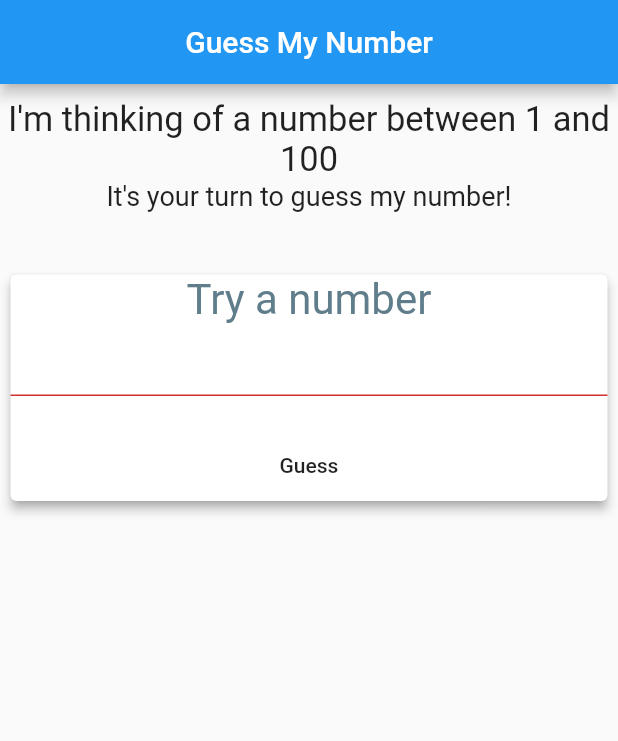
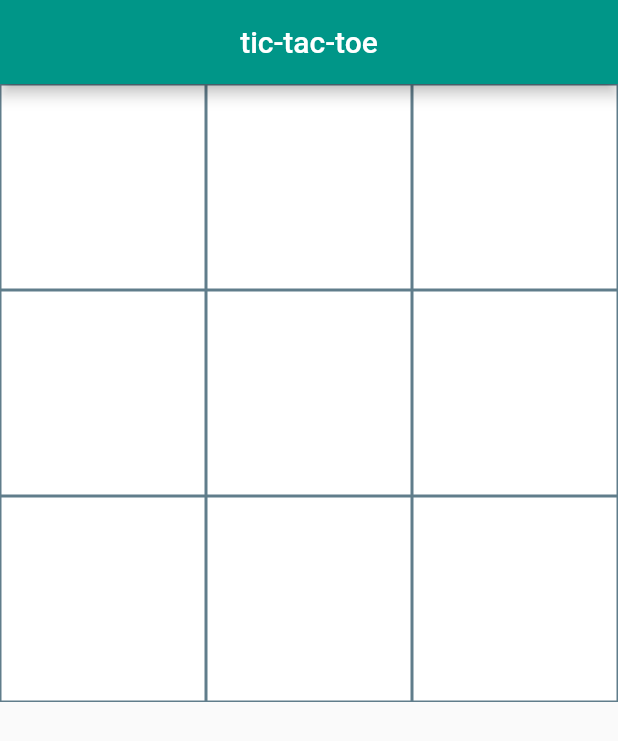
Before and after one commit to claudia-maria-dudau/aplicatie_gad, a Flutter app: the screen it shows after launch, on a phone screen of 412 x 824 dp. Shown: the top 741 px of the screen. Run offline on Flutter 3.47's test engine with Material 2 defaults, Android fonts, the phone set to English and light mode, and no system bars.

Commit message:
tic-tac-toe tema 2

```diff
--- a/lib/main.dart
+++ b/lib/main.dart
@@ -1,4 +1,4 @@
-import 'guess_my_number.dart' as app;
+import 'tic_tac_toe.dart' as app;
 
 void main() {
   app.main();
--- a/lib/number_shapes.dart
+++ b/lib/number_shapes.dart
@@ -119,13 +119,13 @@ class Number {
   final int _number;
 
   bool isSquare() {
-    if ((sqrt(_number)).floor() ^ 2 == _number)
+    if (sqrt(_number).toInt() == sqrt(_number))
       return true;
     return false;
   }
 
   bool isTriangular() {
-    if (pow(_number, 1 / 3) is int)
+    if (sqrt(8 * _number + 1).toInt()== sqrt(8 * _number + 1))
       return true;
     return false;
   }
--- /dev/null
+++ b/lib/tic_tac_toe.dart
@@ -0,0 +1,160 @@
+import 'package:flutter/cupertino.dart';
+import 'package:flutter/material.dart';
+
+void main() {
+  runApp(const MyApp());
+}
+
+class MyApp extends StatelessWidget {
+  const MyApp({Key key}) : super(key: key);
+
+  @override
+  Widget build(BuildContext context) {
+    return const MaterialApp(
+      title: 'tic-tac-toe',
+      home: HomePage(title: 'tic-tac-toe'),
+    );
+  }
+}
+
+class HomePage extends StatefulWidget {
+  const HomePage({Key key, this.title}) : super(key: key);
+
+  final String title;
+
+  @override
+  _HomePageState createState() => _HomePageState();
+}
+
+class _HomePageState extends State<HomePage> {
+  Color _playerColor = Colors.pinkAccent;
+  final List<Color> _cellColors = List<Color>.filled(9, Colors.white);
+  bool _vizibil = false;
+
+  List<int> _verificare() {
+    List<int> lista = <int>[];
+
+    //coloana
+    for (int i = 0; i < 3; i++) {
+      if (_cellColors[i] != Colors.white &&
+          _cellColors[i] == _cellColors[i + 3] &&
+          _cellColors[i] == _cellColors[i + 6]) {
+        lista.add(i);
+        lista.add(i + 3);
+        lista.add(i + 6);
+      }
+    }
+
+    //linie
+    for (int i = 0; i < 9; i += 3) {
+      if (_cellColors[i] != Colors.white &&
+          _cellColors[i] == _cellColors[i + 1] &&
+          _cellColors[i] == _cellColors[i + 2]) {
+        lista.add(i);
+        lista.add(i + 1);
+        lista.add(i + 2);
+      }
+    }
+
+    //diagonala principala
+    if (_cellColors[0] != Colors.white &&
+        _cellColors[0] == _cellColors[4] &&
+        _cellColors[0] == _cellColors[8]) {
+      lista.add(0);
+      lista.add(4);
+      lista.add(8);
+    }
+
+    //diagonala secundara
+    if (_cellColors[2] != Colors.white &&
+        _cellColors[2] == _cellColors[4] &&
+        _cellColors[2] == _cellColors[6]) {
+      lista.add(2);
+      lista.add(4);
+      lista.add(6);
+    }
+
+    return lista;
+  }
+
+  @override
+  Widget build(BuildContext context) {
+    return Scaffold(
+      appBar: AppBar(
+        backgroundColor: Colors.teal,
+        title: Center(child: Text(widget.title)),
+      ),
+      body: ListView(
+        scrollDirection: Axis.vertical,
+        shrinkWrap: true,
+        children: <Widget>[
+          GridView.builder(
+              shrinkWrap: true,
+              itemCount: 9,
+              gridDelegate: const SliverGridDelegateWithFixedCrossAxisCount(
+                crossAxisCount: 3,
+              ),
+              itemBuilder: (BuildContext context, int index) {
+                return GestureDetector(
+                  onTap: () {
+                    setState(() {
+                      if (_cellColors[index] == Colors.white) {
+                        //colorare celula
+                        _cellColors[index] = _playerColor;
+
+                        //schimbare culoare
+                        if (_playerColor == Colors.pinkAccent)
+                          _playerColor = Colors.indigoAccent;
+                        else
+                          _playerColor = Colors.pinkAccent;
+                      }
+
+                      //verificare victorie
+                      final List<int> pozitii = _verificare();
+                      if (pozitii.isNotEmpty) {
+                        for (int i = 0; i < 9; i++) {
+                          if (!pozitii.contains(i)) {
+                            _cellColors[i] = Colors.white;
+                          }
+                        }
+
+                        _vizibil = true;
+                      }
+
+                      //verificare draw
+                      if(_cellColors.every((element) => element != Colors.white))
+                        _vizibil = true;
+                    });
+                  },
+                  child: Container(
+                    decoration: BoxDecoration(
+                      color: _cellColors[index],
+                      border: Border.all(color: Colors.blueGrey),
+                    ),
+                  ),
+                );
+              }),
+          Visibility(
+            visible: _vizibil,
+            child: RaisedButton(
+              child: Text(
+                'Try Again',
+                style: const TextStyle(
+                  color: Colors.white,
+                  fontWeight: FontWeight.bold,
+                ),
+              ),
+              color: Colors.teal,
+              onPressed: () {
+                setState(() {
+                  for (int i = 0; i < 9; i++) _cellColors[i] = Colors.white;
+                  _vizibil = false;
+                });
+              },
+            ),
+          ),
+        ],
+      ),
+    );
+  }
+}
```
